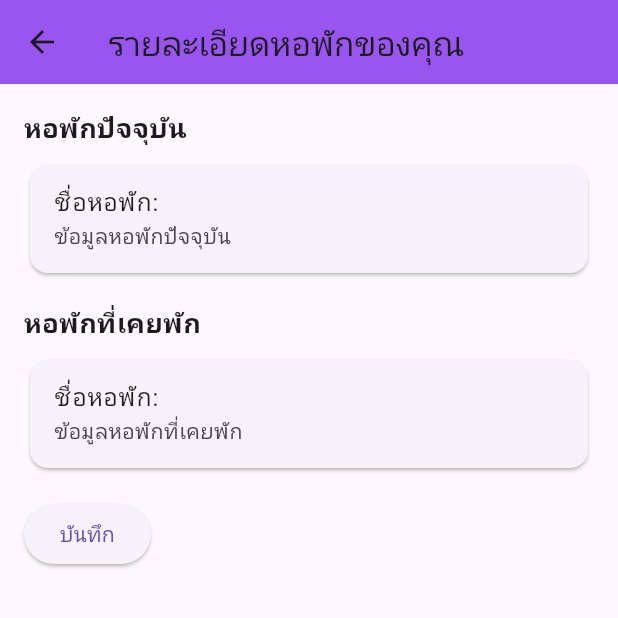
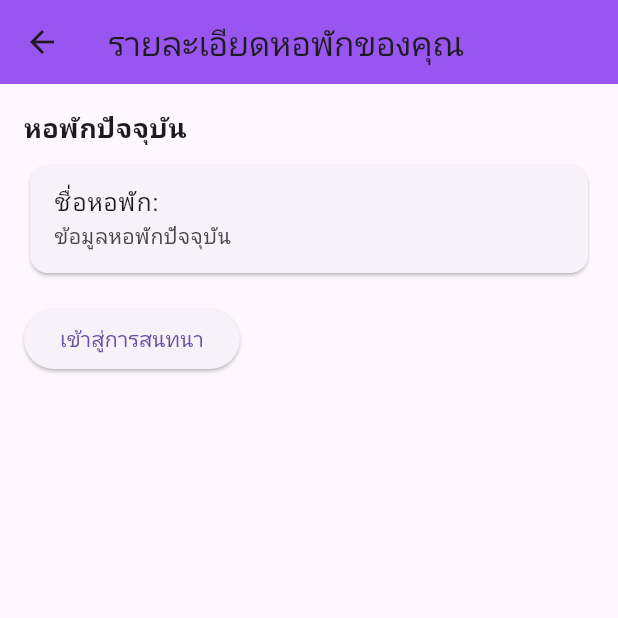
Before and after one commit to caster25/Dormitory-Booking-Application-Affiliated-with-University, a Flutter app: the Homepage screen opened directly, item 3 of the bottom bar chosen, after a tap on "รายละเอียดหอพักของคุณ", on a phone screen of 412 x 824 dp, the top half of it. Run offline on Flutter 3.47's test engine with Material 3 defaults, Android fonts, the phone set to English and light mode, and no system bars; our stand-ins replace carousel_slider, cloud_firestore, curved_navigation_bar, firebase_auth, firebase_core, firebase_messaging and 7 more; accounts and stored records are empty; network calls fail.

Commit message:
ีupdate filter screen_dorm

```diff
--- a/lib/screen/setting/detaildromuser.dart
+++ b/lib/screen/setting/detail_dromuser.dart
@@ -1,3 +1,4 @@
+import 'package:dorm_app/screen/user/widgets/chat_user.dart';
 import 'package:flutter/material.dart';
 import 'package:cloud_firestore/cloud_firestore.dart';
 
@@ -72,26 +73,85 @@ class _DormitoryDetailsScreenState extends State<DormitoryDetailsScreen> {
     }
   }
 
-  Future<void> _saveDormitoryDetails() async {
-    String currentDorm = _currentDormController.text;
-    String previousDorm = _previousDormController.text;
+  void _navigateToChat(String dormitoryId, String ownerId) async {
+    // Get user data from Firestore
+    DocumentSnapshot userSnapshot = await FirebaseFirestore.instance
+        .collection('users')
+        .doc(widget.userId)
+        .get();
 
-    try {
-      await FirebaseFirestore.instance
-          .collection('users')
-          .doc(widget.userId)
-          .update({
-        'currentDormitoryId': currentDorm, // บันทึก currentDormitoryId ใหม่
-        'previousDormitory': previousDorm, // บันทึก previousDormitory
-      });
+    if (userSnapshot.exists) {
+      // Cast the data to a Map<String, dynamic>
+      Map<String, dynamic>? userData =
+          userSnapshot.data() as Map<String, dynamic>?;
 
+      // Get the chatRoomIds list from userData
+      List<dynamic>? userChatRoomIds = userData?['chatRoomIds'];
+
+      if (userChatRoomIds != null && userChatRoomIds.isNotEmpty) {
+        // Get dormitory data to check its chatRoomIds
+        DocumentSnapshot dormitorySnapshot = await FirebaseFirestore.instance
+            .collection('dormitories')
+            .doc(dormitoryId)
+            .get();
+
+        if (dormitorySnapshot.exists) {
+          // Cast the data to a Map<String, dynamic>
+          Map<String, dynamic>? dormitoryData =
+              dormitorySnapshot.data() as Map<String, dynamic>?;
+
+          // Get the chatRoomIds from dormitory data
+          List<dynamic>? dormitoryChatRoomIds = dormitoryData?['chatRoomIds'];
+
+          if (dormitoryChatRoomIds != null && dormitoryChatRoomIds.isNotEmpty) {
+            // Find the matching chatRoomId that belongs to the current dormitory owner
+            String? matchingChatRoomId;
+            for (var chatRoomId in userChatRoomIds) {
+              if (dormitoryChatRoomIds.contains(chatRoomId)) {
+                matchingChatRoomId = chatRoomId;
+                break;
+              }
+            }
+
+            if (matchingChatRoomId != null) {
+              // Navigate to the chat screen with the existing chatRoomId
+              Navigator.push(
+                context,
+                MaterialPageRoute(
+                  builder: (context) => ChatScreen(
+                    userId: widget.userId,
+                    ownerId: ownerId,
+                    chatRoomId:
+                        matchingChatRoomId!, // Pass the found chatRoomId
+                  ),
+                ),
+              );
+            } else {
+              // If no matching chatRoomId found, show a message
+              ScaffoldMessenger.of(context).showSnackBar(
+                const SnackBar(content: Text('ยังไม่มีการสนทนาในห้องนี้')),
+              );
+            }
+          } else {
+            // If dormitory chatRoomIds is empty, show a message
+            ScaffoldMessenger.of(context).showSnackBar(
+              const SnackBar(content: Text('ยังไม่มีการสนทนาในห้องนี้')),
+            );
+          }
+        } else {
+          ScaffoldMessenger.of(context).showSnackBar(
+            const SnackBar(content: Text('ไม่พบข้อมูลหอพัก')),
+          );
+        }
+      } else {
+        // If user chatRoomIds is empty, show a message
+        ScaffoldMessenger.of(context).showSnackBar(
+          const SnackBar(content: Text('ยังไม่มีการสนทนาในห้องนี้')),
+        );
+      }
+    } else {
       ScaffoldMessenger.of(context).showSnackBar(
-        const SnackBar(content: Text('บันทึกข้อมูลสำเร็จ')),
-      );
-    } catch (e) {
-      print('Error saving dormitory details: $e');
-      ScaffoldMessenger.of(context).showSnackBar(
-        const SnackBar(content: Text('เกิดข้อผิดพลาดในการบันทึกข้อมูล')),
+        const SnackBar(content: Text('ไม่พบข้อมูลผู้ใช้')),
       );
     }
   }
@@ -133,30 +193,20 @@ class _DormitoryDetailsScreenState extends State<DormitoryDetailsScreen> {
                           ),
                         ),
                   const SizedBox(height: 16),
-                  const Text(
-                    'หอพักที่เคยพัก',
-                    style: TextStyle(fontSize: 18, fontWeight: FontWeight.bold),
-                  ),
-                  const SizedBox(height: 8),
-                  previousDormitoryName != null // ถ้ามีข้อมูลหอพักที่เคยพัก
-                      ? Card(
-                          child: ListTile(
-                            title: Text(
-                                'ชื่อหอพัก: ${_previousDormController.text}'),
-                            subtitle: const Text('ข้อมูลหอพักที่เคยพัก'),
-                          ),
-                        )
-                      : TextField(
-                          controller: _previousDormController,
-                          decoration: const InputDecoration(
-                            border: OutlineInputBorder(),
-                            labelText: 'ชื่อหอพักที่เคยพัก',
-                          ),
-                        ),
-                  const SizedBox(height: 16),
                   ElevatedButton(
-                    onPressed: _saveDormitoryDetails,
-                    child: const Text('บันทึก'),
+                    onPressed: () {
+                      if (currentDormitoryId != null) {
+                        // Assuming you have a way to get the ownerId from the current dormitory data
+                        String ownerId =
+                            "owner_id_here"; // Replace with the actual ownerId
+                        _navigateToChat(currentDormitoryId!, ownerId);
+                      } else {
+                        ScaffoldMessenger.of(context).showSnackBar(
+                          const SnackBar(content: Text('ไม่มีหอพักปัจจุบัน')),
+                        );
+                      }
+                    },
+                    child: const Text('เข้าสู่การสนทนา'),
                   ),
                 ],
               ),
--- a/lib/screen/user/screen/homepage.dart
+++ b/lib/screen/user/screen/homepage.dart
@@ -194,11 +194,11 @@ class _HomepageState extends State<Homepage> {
       onWillPop: () async => false,
       child: Scaffold(
         appBar:
-            index != 3 ? getAppBar(index) : null, // Hide AppBar in Profile tab
+            index != 2 ? getAppBar(index) : null,
         backgroundColor: const Color.fromARGB(255, 255, 255, 255),
-        drawer: index != 3
+        drawer: index != 2
             ? NavigationDrawer(user: _currentUser)
-            : null, // Hide NavigationDrawer in Profile tab
+            : null,
         body: IndexedStack(
           index: index,
           children: _screens,
@@ -213,7 +213,6 @@ class _HomepageState extends State<Homepage> {
             items: const [
               Icon(Icons.home, size: 30),
               Icon(Icons.domain_rounded, size: 30),
-              Icon(Icons.chat_bubble_outlined, size: 30),
               Icon(Icons.person, size: 30),
             ],
             color: const Color.fromARGB(255, 153, 85, 240),
@@ -257,8 +256,6 @@ class _HomepageState extends State<Homepage> {
         return const Text('หน้าแรก');
       case 1:
         return const Text('หอพัก');
-      case 2:
-        return const Text('CHAT');
       default:
         return const Text('ข้อมูลส่วนตัว');
     }
--- a/lib/screen/user/screen/profile.dart
+++ b/lib/screen/user/screen/profile.dart
@@ -4,7 +4,7 @@ import 'dart:io';
 import 'package:cloud_firestore/cloud_firestore.dart';
 import 'package:dorm_app/model/Userprofile.dart';
 import 'package:dorm_app/screen/index.dart';
-import 'package:dorm_app/screen/setting/detaildromuser.dart';
+import 'package:dorm_app/screen/setting/detail_dromuser.dart';
 import 'package:dorm_app/screen/setting/setting.dart';
 import 'package:dorm_app/screen/setting/submitIssue.dart';
 import 'package:dorm_app/screen/user/screen/book_dorm.dart';
@@ -28,7 +28,6 @@ class _ProfileScreenState extends State<ProfileScreen> {
   File? _tempImage; // Temporary image to be saved
   String _userName = 'Unknown User';
   String? _profileImageUrl;
-
   @override
   void initState() {
     super.initState();
--- a/lib/screen/user/widgets/dorm_user.dart
+++ b/lib/screen/user/widgets/dorm_user.dart
@@ -68,7 +68,6 @@ class _DormScreenState extends State<DormScreen> {
                   ),
                 ],
               ),
-
               const SizedBox(height: 16),
               // StreamBuilder to fetch user favorites
               _buildUserFavorites(),
@@ -120,7 +119,7 @@ class _DormScreenState extends State<DormScreen> {
         final userData = userSnapshot.data!.data() as Map<String, dynamic>;
         favorites = List<String>.from(userData['favorites'] ?? []);
 
-        return SizedBox.shrink(); // ไม่ต้องแสดงอะไรที่นี่
+        return SizedBox.shrink();
       },
     );
   }
@@ -145,7 +144,9 @@ class _DormScreenState extends State<DormScreen> {
         }
 
         if (!snapshot.hasData) {
-          return const Center(child: Text('กำลังโหลด...'));
+          return const Center(
+              child:
+                  CircularProgressIndicator()); // เปลี่ยนเป็น CircularProgressIndicator
         }
 
         if (snapshot.data!.docs.isEmpty) {
@@ -210,6 +211,8 @@ class _DormScreenState extends State<DormScreen> {
 
   Widget _buildDormitoryCard(
       QueryDocumentSnapshot dorm, String dormId, List<String> favorites) {
+    bool isFavorite = favorites.contains(dormId); // ตรวจสอบสถานะของหัวใจ
+
     return Container(
       decoration: BoxDecoration(
         color: const Color.fromARGB(255, 241, 229, 255),
@@ -263,13 +266,13 @@ class _DormScreenState extends State<DormScreen> {
                     // Favorite heart icon
                     IconButton(
                       icon: Icon(
-                        favorites.contains(dormId)
-                            ? Icons.favorite
-                            : Icons.favorite_border,
-                        color: Colors.pink,
+                        isFavorite ? Icons.favorite : Icons.favorite_border,
+                        color: isFavorite ? Colors.pink : Colors.grey,
                       ),
                       onPressed: () async {
+                        // เปลี่ยนสถานะของหัวใจที่ UI และฐานข้อมูล
                         await _toggleFavorite(dormId);
+                        setState(() {}); // อัปเดต UI
                       },
                     ),
                   ],
@@ -288,16 +291,16 @@ class _DormScreenState extends State<DormScreen> {
       final userDoc =
           FirebaseFirestore.instance.collection('users').doc(user.uid);
 
-      final userData = await userDoc.get();
-      if (userData.exists) {
-        List<String> favorites =
-            List<String>.from(userData.data()!['favorites'] ?? []);
-        if (favorites.contains(dormId)) {
-          favorites.remove(dormId);
+      final userSnapshot = await userDoc.get();
+      if (userSnapshot.exists) {
+        List<dynamic> favoritesList = userSnapshot['favorites'] ?? [];
+        if (favoritesList.contains(dormId)) {
+          favoritesList.remove(dormId); // ลบหอพักออกจากรายการโปรด
         } else {
-          favorites.add(dormId);
+          favoritesList.add(dormId); // เพิ่มหอพักเข้ารายการโปรด
         }
-        await userDoc.update({'favorites': favorites});
+
+        await userDoc.update({'favorites': favoritesList});
       }
     }
   }
@@ -305,53 +308,51 @@ class _DormScreenState extends State<DormScreen> {
   String _getPriceFilterText() {
     switch (priceFilterState) {
       case 1:
-        return 'กรองจากน้อยไปมาก'; // สถานะกรองน้อยไปมาก
+        return 'กรองจากน้อยไปมาก';
       case 2:
-        return 'กรองจากมากไปน้อย'; // สถานะกรองมากไปน้อย
+        return 'กรองจากมากไปน้อย';
       default:
-        return 'กรองราคา'; // สถานะเริ่มต้น
+        return 'กรองราคา';
     }
   }
 
-// ฟังก์ชันเพื่อคืนค่าข้อความสำหรับกรองคะแนน
+  IconData _getPriceFilterIcon() {
+    switch (priceFilterState) {
+      case 1:
+        return Icons.arrow_downward;
+      case 2:
+        return Icons.arrow_upward;
+      default:
+        return Icons.filter_alt;
+    }
+  }
+
   String _getRatingFilterText() {
     switch (ratingFilterState) {
       case 1:
-        return 'กรองจากน้อยไปมาก'; // สถานะกรองน้อยไปมาก
+        return 'กรองจากน้อยไปมาก';
       case 2:
-        return 'กรองจากมากไปน้อย'; // สถานะกรองมากไปน้อย
+        return 'กรองจากมากไปน้อย';
       default:
-        return 'กรองคะแนน'; // สถานะเริ่มต้น
+        return 'กรองคะแนน';
     }
   }
 
-  Icon _getPriceFilterIcon() {
-    switch (priceFilterState) {
-      case 1:
-        return const Icon(Icons.arrow_upward); // น้อยไปมาก
-      case 2:
-        return const Icon(Icons.arrow_downward); // มากไปน้อย
-      default:
-        return const Icon(Icons.filter_list); // สถานะเริ่มต้น
-    }
-  }
-
-  // ฟังก์ชันเพื่อคืนค่า Icon สำหรับกรองคะแนน
-  Icon _getRatingFilterIcon() {
+  IconData _getRatingFilterIcon() {
     switch (ratingFilterState) {
       case 1:
-        return const Icon(Icons.arrow_upward); // น้อยไปมาก
+        return Icons.arrow_downward;
       case 2:
-        return const Icon(Icons.arrow_downward); // มากไปน้อย
+        return Icons.arrow_upward;
       default:
-        return const Icon(Icons.filter_list); // สถานะเริ่มต้น
+        return Icons.filter_alt;
     }
   }
 }
 
 class FilterButton extends StatelessWidget {
   final String text;
-  final Icon icon;
+  final IconData icon;
   final VoidCallback onPressed;
 
   const FilterButton({
@@ -363,18 +364,13 @@ class FilterButton extends StatelessWidget {
 
   @override
   Widget build(BuildContext context) {
-    return ElevatedButton(
+    return ElevatedButton.icon(
       onPressed: onPressed,
+      icon: Icon(icon),
+      label: Text(text),
       style: ElevatedButton.styleFrom(
-        shape: RoundedRectangleBorder(borderRadius: BorderRadius.circular(10)),
-      ),
-      child: Row(
-        mainAxisAlignment: MainAxisAlignment.center,
-        children: [
-          icon,
-          const SizedBox(width: 8), // เพิ่มระยะห่างระหว่างไอคอนและข้อความ
-          Text(text),
-        ],
+        foregroundColor: Colors.black,
+        backgroundColor: const Color.fromARGB(255, 224, 224, 224),
       ),
     );
   }
--- a/pubspec.yaml
+++ b/pubspec.yaml
@@ -16,7 +16,7 @@ publish_to: "none" # Remove this line if you wish to publish to pub.dev
 # https://developer.apple.com/library/archive/documentation/General/Reference/InfoPlistKeyReference/Articles/CoreFoundationKeys.html
 # In Windows, build-name is used as the major, minor, and patch parts
 # of the product and file versions while build-number is used as the build suffix.
-version: 1.0.18+1
+version: 1.0.19+1
 
 environment:
   sdk: ">=3.5.3 <4.0.0"
```
Also changed, not shown: lib/screen/owner/widget/list_of_bookings.dart (+7 -2 lines).
